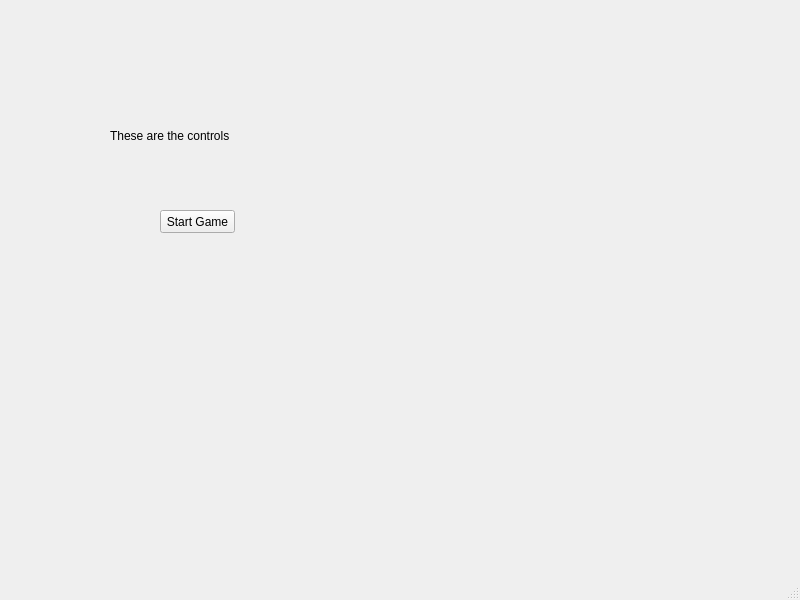
Before: the Qt Designer form mainwindow.ui in mwestjohn/space-invaders, drawn with Qt 5.
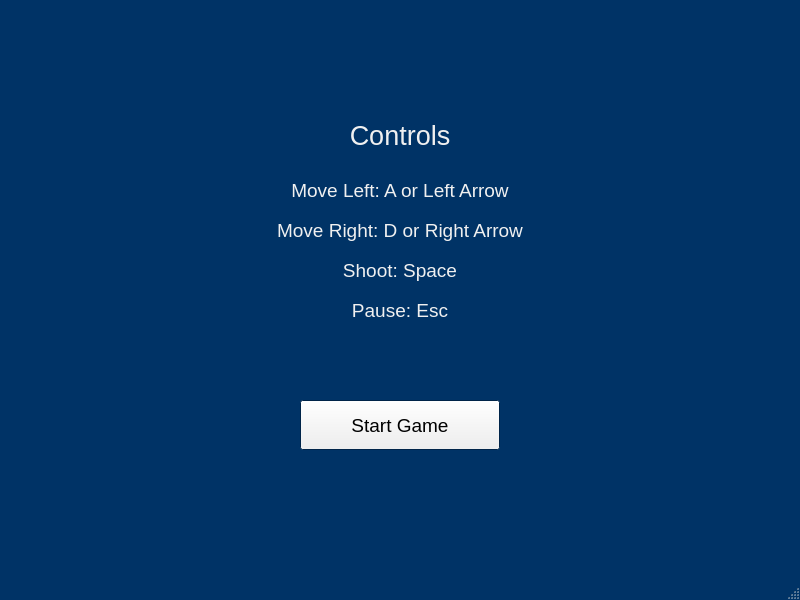
After: the same form once the commit is applied. The open tabs and pages were chosen to show the change.

Patch:
```diff
--- a/mainwindow.ui
+++ b/mainwindow.ui
@@ -10,10 +10,138 @@
     <height>600</height>
    </rect>
   </property>
+  <property name="palette">
+   <palette>
+    <active>
+     <colorrole role="Base">
+      <brush brushstyle="SolidPattern">
+       <color alpha="255">
+        <red>255</red>
+        <green>255</green>
+        <blue>255</blue>
+       </color>
+      </brush>
+     </colorrole>
+     <colorrole role="Window">
+      <brush brushstyle="SolidPattern">
+       <color alpha="255">
+        <red>0</red>
+        <green>51</green>
+        <blue>102</blue>
+       </color>
+      </brush>
+     </colorrole>
+    </active>
+    <inactive>
+     <colorrole role="Base">
+      <brush brushstyle="SolidPattern">
+       <color alpha="255">
+        <red>255</red>
+        <green>255</green>
+        <blue>255</blue>
+       </color>
+      </brush>
+     </colorrole>
+     <colorrole role="Window">
+      <brush brushstyle="SolidPattern">
+       <color alpha="255">
+        <red>0</red>
+        <green>51</green>
+        <blue>102</blue>
+       </color>
+      </brush>
+     </colorrole>
+    </inactive>
+    <disabled>
+     <colorrole role="Base">
+      <brush brushstyle="SolidPattern">
+       <color alpha="255">
+        <red>0</red>
+        <green>51</green>
+        <blue>102</blue>
+       </color>
+      </brush>
+     </colorrole>
+     <colorrole role="Window">
+      <brush brushstyle="SolidPattern">
+       <color alpha="255">
+        <red>0</red>
+        <green>51</green>
+        <blue>102</blue>
+       </color>
+      </brush>
+     </colorrole>
+    </disabled>
+   </palette>
+  </property>
   <property name="windowTitle">
    <string>MainWindow</string>
   </property>
   <widget class="QWidget" name="centralWidget">
+   <property name="palette">
+    <palette>
+     <active>
+      <colorrole role="Base">
+       <brush brushstyle="SolidPattern">
+        <color alpha="255">
+         <red>255</red>
+         <green>255</green>
+         <blue>255</blue>
+        </color>
+       </brush>
+      </colorrole>
+      <colorrole role="Window">
+       <brush brushstyle="SolidPattern">
+        <color alpha="255">
+         <red>0</red>
+         <green>51</green>
+         <blue>102</blue>
+        </color>
+       </brush>
+      </colorrole>
+     </active>
+     <inactive>
+      <colorrole role="Base">
+       <brush brushstyle="SolidPattern">
+        <color alpha="255">
+         <red>255</red>
+         <green>255</green>
+         <blue>255</blue>
+        </color>
+       </brush>
+      </colorrole>
+      <colorrole role="Window">
+       <brush brushstyle="SolidPattern">
+        <color alpha="255">
+         <red>0</red>
+         <green>51</green>
+         <blue>102</blue>
+        </color>
+       </brush>
+      </colorrole>
+     </inactive>
+     <disabled>
+      <colorrole role="Base">
+       <brush brushstyle="SolidPattern">
+        <color alpha="255">
+         <red>0</red>
+         <green>51</green>
+         <blue>102</blue>
+        </color>
+       </brush>
+      </colorrole>
+      <colorrole role="Window">
+       <brush brushstyle="SolidPattern">
+        <color alpha="255">
+         <red>0</red>
+         <green>51</green>
+         <blue>102</blue>
+        </color>
+       </brush>
+      </colorrole>
+     </disabled>
+    </palette>
+   </property>
    <widget class="QStackedWidget" name="stackedWidget">
     <property name="geometry">
      <rect>
@@ -52,15 +180,111 @@
      </widget>
     </widget>
     <widget class="QWidget" name="controls">
-     <widget class="QPushButton" name="pushButton">
+     <property name="palette">
+      <palette>
+       <active>
+        <colorrole role="WindowText">
+         <brush brushstyle="SolidPattern">
+          <color alpha="255">
+           <red>240</red>
+           <green>240</green>
+           <blue>240</blue>
+          </color>
+         </brush>
+        </colorrole>
+        <colorrole role="Base">
+         <brush brushstyle="SolidPattern">
+          <color alpha="255">
+           <red>255</red>
+           <green>255</green>
+           <blue>255</blue>
+          </color>
+         </brush>
+        </colorrole>
+        <colorrole role="Window">
+         <brush brushstyle="SolidPattern">
+          <color alpha="255">
+           <red>0</red>
+           <green>51</green>
+           <blue>102</blue>
+          </color>
+         </brush>
+        </colorrole>
+       </active>
+       <inactive>
+        <colorrole role="WindowText">
+         <brush brushstyle="SolidPattern">
+          <color alpha="255">
+           <red>240</red>
+           <green>240</green>
+           <blue>240</blue>
+          </color>
+         </brush>
+        </colorrole>
+        <colorrole role="Base">
+         <brush brushstyle="SolidPattern">
+          <color alpha="255">
+           <red>255</red>
+           <green>255</green>
+           <blue>255</blue>
+          </color>
+         </brush>
+        </colorrole>
+        <colorrole role="Window">
+         <brush brushstyle="SolidPattern">
+          <color alpha="255">
+           <red>0</red>
+           <green>51</green>
+           <blue>102</blue>
+          </color>
+         </brush>
+        </colorrole>
+       </inactive>
+       <disabled>
+        <colorrole role="WindowText">
+         <brush brushstyle="SolidPattern">
+          <color alpha="255">
+           <red>120</red>
+           <green>120</green>
+           <blue>120</blue>
+          </color>
+         </brush>
+        </colorrole>
+        <colorrole role="Base">
+         <brush brushstyle="SolidPattern">
+          <color alpha="255">
+           <red>0</red>
+           <green>51</green>
+           <blue>102</blue>
+          </color>
+         </brush>
+        </colorrole>
+        <colorrole role="Window">
+         <brush brushstyle="SolidPattern">
+          <color alpha="255">
+           <red>0</red>
+           <green>51</green>
+           <blue>102</blue>
+          </color>
+         </brush>
+        </colorrole>
+       </disabled>
+      </palette>
+     </property>
+     <widget class="QPushButton" name="controlsStart">
       <property name="geometry">
        <rect>
-        <x>160</x>
-        <y>210</y>
-        <width>75</width>
-        <height>23</height>
+        <x>300</x>
+        <y>400</y>
+        <width>200</width>
+        <height>50</height>
        </rect>
       </property>
+      <property name="font">
+       <font>
+        <pointsize>14</pointsize>
+       </font>
+      </property>
       <property name="text">
        <string>Start Game</string>
       </property>
@@ -68,14 +292,15 @@
      <widget class="QLabel" name="label">
       <property name="geometry">
        <rect>
-        <x>110</x>
+        <x>200</x>
         <y>100</y>
-        <width>231</width>
+        <width>400</width>
         <height>71</height>
        </rect>
       </property>
       <property name="font">
        <font>
+        <pointsize>20</pointsize>
         <weight>50</weight>
         <bold>false</bold>
        </font>
@@ -84,9 +309,96 @@
        <number>1</number>
       </property>
       <property name="text">
-       <string>These are the controls</string>
+       <string>Controls</string>
       </property>
+      <property name="alignment">
+       <set>Qt::AlignCenter</set>
+      </property>
      </widget>
+     <widget class="QLabel" name="moveLeft">
+      <property name="geometry">
+       <rect>
+        <x>200</x>
+        <y>170</y>
+        <width>400</width>
+        <height>40</height>
+       </rect>
+      </property>
+      <property name="font">
+       <font>
+        <pointsize>14</pointsize>
+       </font>
+      </property>
+      <property name="text">
+       <string>Move Left: A or Left Arrow</string>
+      </property>
+      <property name="alignment">
+       <set>Qt::AlignCenter</set>
+      </property>
+     </widget>
+     <widget class="QLabel" name="moveRight">
+      <property name="geometry">
+       <rect>
+        <x>200</x>
+        <y>210</y>
+        <width>400</width>
+        <height>40</height>
+       </rect>
+      </property>
+      <property name="font">
+       <font>
+        <pointsize>14</pointsize>
+       </font>
+      </property>
+      <property name="text">
+       <string>Move Right: D or Right Arrow</string>
+      </property>
+      <property name="alignment">
+       <set>Qt::AlignCenter</set>
+      </property>
+     </widget>
+     <widget class="QLabel" name="shoot">
+      <property name="geometry">
+       <rect>
+        <x>200</x>
+        <y>250</y>
+        <width>400</width>
+        <height>40</height>
+       </rect>
+      </property>
+      <property name="font">
+       <font>
+        <pointsize>14</pointsize>
+       </font>
+      </property>
+      <property name="text">
+       <string>Shoot: Space</string>
+      </property>
+      <property name="alignment">
+       <set>Qt::AlignCenter</set>
+      </property>
+     </widget>
+     <widget class="QLabel" name="pause">
+      <property name="geometry">
+       <rect>
+        <x>200</x>
+        <y>290</y>
+        <width>400</width>
+        <height>40</height>
+       </rect>
+      </property>
+      <property name="font">
+       <font>
+        <pointsize>14</pointsize>
+       </font>
+      </property>
+      <property name="text">
+       <string>Pause: Esc</string>
+      </property>
+      <property name="alignment">
+       <set>Qt::AlignCenter</set>
+      </property>
+     </widget>
     </widget>
     <widget class="QWidget" name="game"/>
    </widget>
```
Left out of the diff: 227 changed lines with no effect on the pictures.
